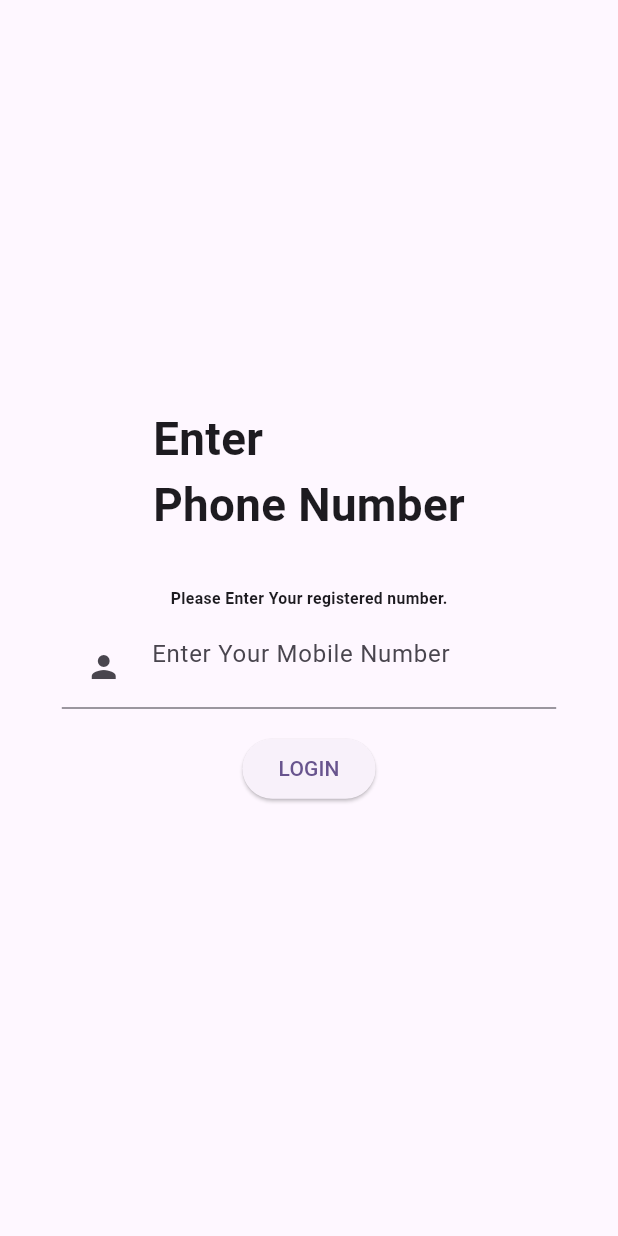
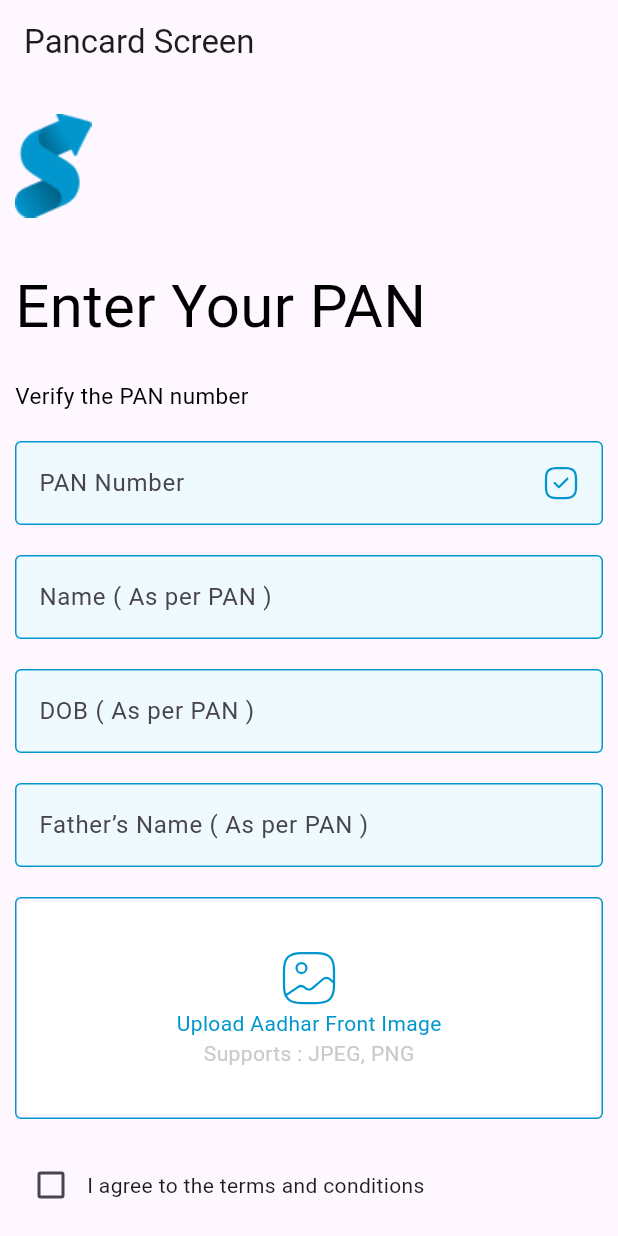
Before and after one commit to bhagwanv/ScaleUpApp, a Flutter app: the screen it shows after launch, on a phone screen of 412 x 824 dp. Run offline on Flutter 3.47's test engine with Material 3 defaults, Android fonts, the phone set to English and light mode, and no system bars; our stand-ins replace flutter_svg; missing offline and left inert: dart:ffi.

Commit message:
Pancard Screen

```diff
--- a/lib/main.dart
+++ b/lib/main.dart
@@ -1,5 +1,6 @@
 import 'package:flutter/material.dart';
 import 'package:scaleup_app/view/login_screen/login_screen.dart';
+import 'package:scaleup_app/view/pancard_screen/PancardScreen.dart';
 
 void main() {
   runApp(const MyApp());
@@ -17,7 +18,7 @@ class MyApp extends StatelessWidget {
         colorScheme: ColorScheme.fromSeed(seedColor: Colors.deepPurple),
         useMaterial3: true,
       ),
-      home: const LoginPage(),
+      home: const PancardScreen(),
     );
   }
 }
--- /dev/null
+++ b/lib/view/pancard_screen/PancardScreen.dart
@@ -0,0 +1,196 @@
+import 'dart:ffi';
+
+import 'package:flutter/cupertino.dart';
+import 'package:flutter/material.dart';
+import 'package:flutter_svg/flutter_svg.dart';
+
+class PancardScreen extends StatelessWidget {
+  const PancardScreen({super.key});
+
+  @override
+  Widget build(BuildContext context) {
+    return MaterialApp(
+      home: Scaffold(
+        appBar: AppBar(
+          title: Text('Pancard Screen'),
+        ),
+        body: PancardWidget(),
+      ),
+    );
+  }
+}
+
+class PancardWidget extends StatefulWidget {
+  @override
+  _PancardWidget createState() => _PancardWidget();
+}
+
+class _PancardWidget extends State<PancardWidget> {
+  TextEditingController _controller = TextEditingController();
+  bool isChecked = false;
+
+  @override
+  Widget build(BuildContext context) {
+    return SingleChildScrollView(
+      child: Padding(
+        padding:
+            const EdgeInsets.only(top: 20, left: 10, right: 10, bottom: 20),
+        child: Column(
+          crossAxisAlignment: CrossAxisAlignment.start,
+          children: [
+            Container(height: 100,width: 100,
+              alignment:Alignment.topLeft,
+              child:  Image.asset('assets/images/scale.png')
+            ),
+
+            Text(
+              'Enter Your PAN',
+              textAlign: TextAlign.start,
+              style: TextStyle(fontSize: 40, color: Colors.black),
+            ),
+            SizedBox(height: 20),
+            Text(
+              'Verify the PAN number',
+              textAlign: TextAlign.start,
+              style: TextStyle(fontSize: 15, color: Colors.black),
+            ),
+            SizedBox(height: 20),
+            TextField(
+              controller: _controller,
+              decoration: InputDecoration(
+                fillColor: Color(0xffEFFAFF),
+                filled: true,
+                labelText: 'PAN Number',
+                enabledBorder: OutlineInputBorder(
+                  borderSide: BorderSide(width: 1, color: Color(0xff0196CE)),
+                ),
+                focusedBorder: OutlineInputBorder(
+                  borderSide: BorderSide(width: 1, color: Colors.greenAccent),
+                ),
+                suffixIcon: Container(
+                  padding: EdgeInsets.all(16),
+                  child: SvgPicture.asset(
+                    'assets/images/verify_pan.svg',
+                    semanticsLabel: 'My SVG Image',
+                  ),
+                ),
+              ),
+            ),
+            SizedBox(height: 20),
+            TextField(
+              controller: _controller,
+              decoration: InputDecoration(
+                fillColor: Color(0xffEFFAFF),
+                filled: true,
+                labelText: 'Name ( As per PAN )',
+                enabledBorder: OutlineInputBorder(
+                  borderSide: BorderSide(width: 1, color: Color(0xff0196CE)),
+                ),
+                focusedBorder: OutlineInputBorder(
+                  borderSide: BorderSide(width: 1, color: Colors.greenAccent),
+                ),
+              ),
+            ),
+            SizedBox(height: 20),
+            TextField(
+              controller: _controller,
+              decoration: InputDecoration(
+                fillColor: Color(0xffEFFAFF),
+                filled: true,
+                labelText: 'DOB ( As per PAN )',
+                enabledBorder: OutlineInputBorder(
+                  borderSide: BorderSide(width: 1, color: Color(0xff0196CE)),
+                ),
+                focusedBorder: OutlineInputBorder(
+                  borderSide: BorderSide(width: 1, color: Colors.greenAccent),
+                ),
+              ),
+            ),
+            SizedBox(height: 20),
+            TextField(
+              controller: _controller,
+              decoration: InputDecoration(
+                fillColor: Color(0xffEFFAFF),
+                filled: true,
+                labelText: 'Father’s Name ( As per PAN )',
+                enabledBorder: OutlineInputBorder(
+                  borderSide: BorderSide(width: 1, color: Color(0xff0196CE)),
+                ),
+                focusedBorder: OutlineInputBorder(
+                  borderSide: BorderSide(width: 1, color: Colors.greenAccent),
+                ),
+              ),
+            ),
+            SizedBox(height: 20),
+            Container(
+              decoration: BoxDecoration(
+                  borderRadius: BorderRadius.circular(4),
+                  border: Border.all(color: Color(0xff0196CE))),
+              width: double.infinity,
+              height: 148,
+              child: Padding(
+                padding: const EdgeInsets.all(2),
+                child: Container(
+                  decoration: BoxDecoration(
+                    color: Colors.white,
+                    borderRadius: BorderRadius.circular(4),
+                  ),
+                  child: Column(
+                    crossAxisAlignment: CrossAxisAlignment.center,
+                    mainAxisAlignment: MainAxisAlignment.center,
+                    children: [
+                      SvgPicture.asset('assets/images/gallery.svg'),
+                      Text(
+                        'Upload Aadhar Front Image',
+                        style: TextStyle(color: Color(0xff0196CE)),
+                      ),
+                      Text('Supports : JPEG, PNG',
+                          style: TextStyle(color: Color(0xffCACACA))
+                      ),
+                    ],
+                  ),
+                ),
+              ),
+            ),
+            SizedBox(height: 20),
+            Row(
+              children: [
+                Checkbox(
+                  value: isChecked,
+                  onChanged: (bool? value) {
+                    setState(() {
+                      isChecked = value!;
+                    });
+                  },
+                ),
+                Text('I agree to the terms and conditions'),
+              ],
+            ),
+            SizedBox(height: 20),
+            Text(
+                "I hereby accept Scaleup T&C & Privacy Notice. Further, I hereby agree to share my details, including PAN, Date of birth, Name, Pin code, Mobile number, Email id and device information with you and for further sharing with your partners including lending partners"),
+            SizedBox(height: 30),
+            Container(
+              decoration: BoxDecoration(
+                borderRadius: BorderRadius.circular(4),
+                color: Color(0xff0196CE),
+              ),
+              width: double.infinity,
+              height: 50,
+              child: TextButton(
+                onPressed: () {},
+                child: Container(
+                  child: const Text(
+                    'NEXT',
+                    style: TextStyle(color: Colors.white, fontSize: 13.0),
+                    textAlign: TextAlign.center,
+                  ),
+                ),
+              ),
+            ),
+          ],
+        ),
+      ),
+    );
+  }
+}
```
Also changed, not shown: pubspec.yaml (+3 -5 lines), assets/images/gallery.svg (added), assets/images/scale.png (added), assets/images/scale_up_logo.svg (added), assets/images/verify_pan.svg (added), pubspec.lock.
